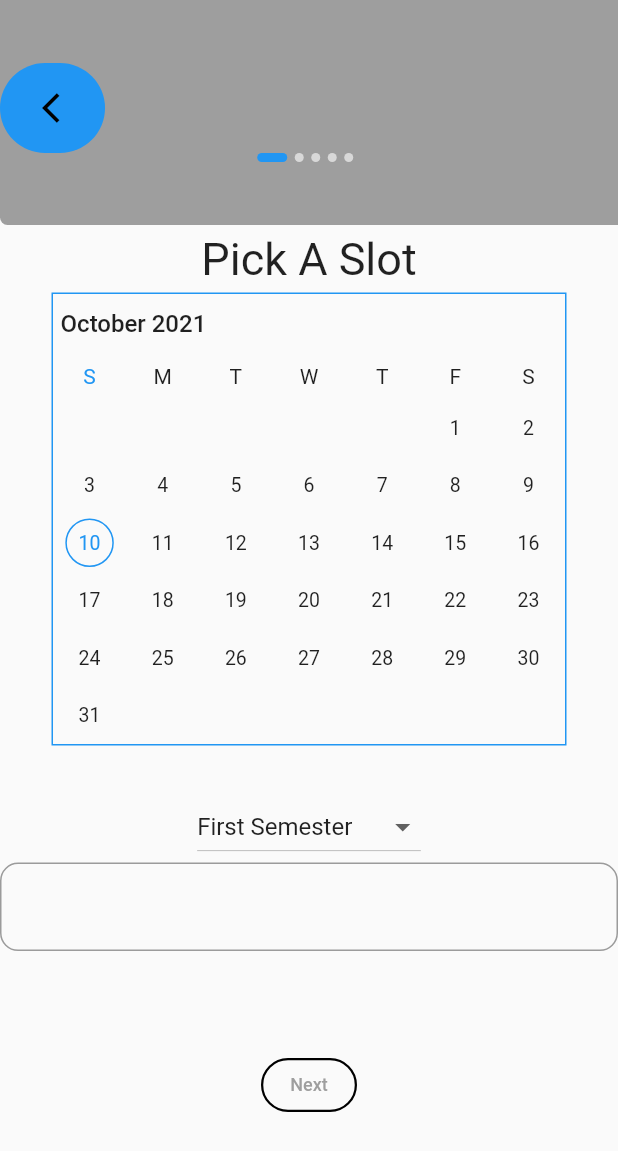
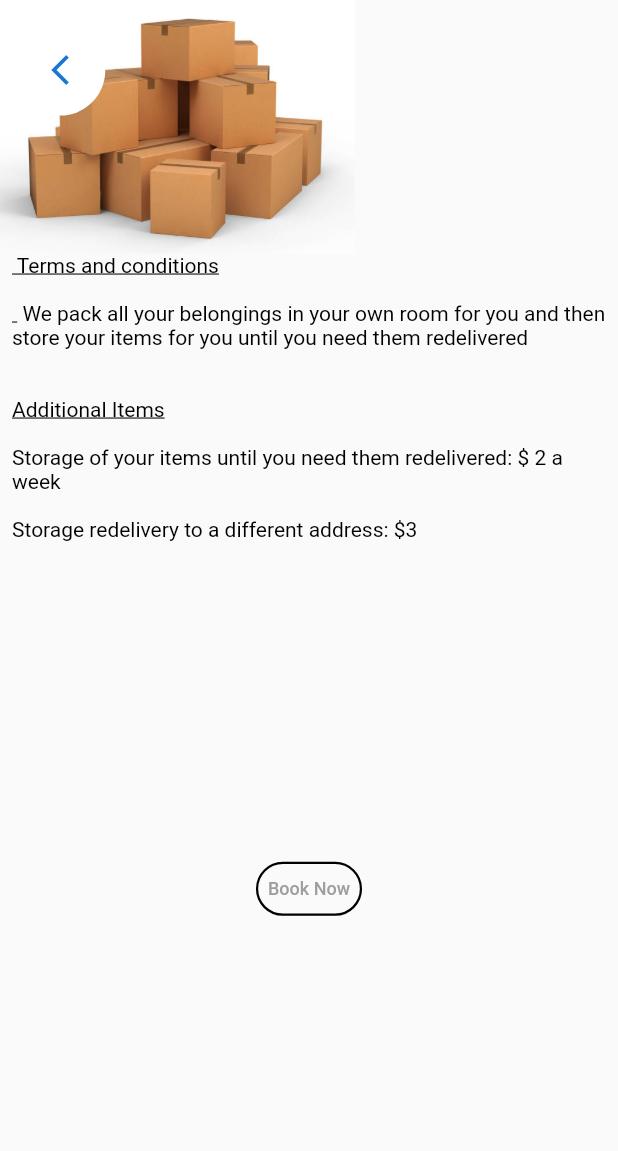
Before and after one commit to Android-Jester/E-Pack, a Flutter app: the HomeScreen screen opened by its route, after a tap on an icon or button, on a phone screen of 412 x 824 dp. Shown: the top 1151 px of the screen. Run offline on Flutter 3.47's test engine with Material 2 defaults, Android fonts, the phone set to English and light mode, and no system bars; drawn by our look-alikes of syncfusion_flutter_datepicker; our stand-ins replace appwrite, bloc, dartz, equatable, internet_connection_checker.

Commit message:
more update

```diff
--- a/lib/core/server/appwrite_server.dart
+++ b/lib/core/server/appwrite_server.dart
@@ -7,7 +7,9 @@ class AppWriteServer {
   userClient() {
     Client client = Client();
     return client
-        .setEndpoint('http://192.168.2.1:8080/v1') // Your Appwrite Endpoint
-        .setProject('60f4528babe86');
+        .setEndpoint(
+            'http://7bcd-102-176-94-18.ngrok.io/v1') // Your Appwrite Endpoint
+        .setProject('60f4528babe86')
+        .setSelfSigned(status: true);
   }
 }
--- a/lib/features/requestBuilder/presentation/config/config.dart
+++ b/lib/features/requestBuilder/presentation/config/config.dart
@@ -15,10 +15,4 @@ class Config {
 }
 
 double itemWidth(double input) => (input / 411.0) * Config.width!;
-double itemHeight(double input) => (input / 411.0) * Config.height!;
-
-// const kPrimaryColor
-// const kPrimaryDarkColor
-// const kAccentColor
-// const kAccentDarkColor
-// const kBackgroundColor
+double itemHeight(double input) => (input / 731.0) * Config.height!;
--- a/lib/features/requestBuilder/presentation/pages/home_screen.dart
+++ b/lib/features/requestBuilder/presentation/pages/home_screen.dart
@@ -2,6 +2,8 @@ import 'package:appwrite/appwrite.dart';
 import 'package:e_pack/core/server/appwrite_server.dart';
 import 'package:e_pack/features/requestBuilder/presentation/config/config.dart';
 import 'package:e_pack/features/requestBuilder/presentation/pages/page1/page_1.dart';
+import 'package:e_pack/features/requestBuilder/presentation/pages/page3.dart';
+import 'package:e_pack/features/requestBuilder/presentation/widgets/selection_button.dart';
 import 'package:flutter/material.dart';
 
 class HomeScreen extends StatelessWidget {
@@ -71,7 +73,7 @@ class HomeScreen extends StatelessWidget {
                           "we pick the very best location to store your very items",
                       text3: "all at an affordable pricing",
                       onPressed: () {
-                        Navigator.of(context).pushNamed(Page1.id);
+                        Navigator.of(context).pushNamed(TandC.id);
                       },
                     ),
                     SelectionButton(
@@ -142,48 +144,3 @@ class HomeScreen extends StatelessWidget {
     );
   }
 }
-
-class SelectionButton extends StatelessWidget {
-  final String? text1;
-  final String? text2;
-  final String? text3;
-  final onPressed;
-  const SelectionButton({
-    Key? key,
-    this.text1,
-    this.text2,
-    this.text3,
-    required this.onPressed,
-  }) : super(key: key);
-
-  @override
-  Widget build(BuildContext context) {
-    return Padding(
-      padding: EdgeInsets.all(itemHeight(10.0)),
-      child: OutlinedButton(
-        style: ButtonStyle(
-            backgroundColor:
-                MaterialStateColor.resolveWith((states) => Colors.blue),
-            shape: MaterialStateProperty.all(RoundedRectangleBorder(
-                borderRadius:
-                    BorderRadius.all(Radius.circular(itemWidth(20.0)))))),
-        onPressed: onPressed,
-        child: Container(
-          width: Config.width,
-          padding: EdgeInsets.symmetric(horizontal: itemWidth(30.0)),
-          child: Column(
-            children: [
-              RichText(
-                  textAlign: TextAlign.center,
-                  text: TextSpan(children: [
-                    TextSpan(text: "$text1 \n"),
-                    TextSpan(text: "$text2 \n"),
-                    TextSpan(text: " $text3 \n"),
-                  ]))
-            ],
-          ),
-        ),
-      ),
-    );
-  }
-}
--- a/lib/features/requestBuilder/presentation/pages/page1/components/body.dart
+++ b/lib/features/requestBuilder/presentation/pages/page1/components/body.dart
@@ -1,4 +1,5 @@
 import 'package:e_pack/features/requestBuilder/presentation/config/config.dart';
+import 'package:e_pack/features/requestBuilder/presentation/pages/page1/screen6.dart';
 import 'package:e_pack/features/requestBuilder/presentation/widgets/custom_button.dart';
 import 'package:e_pack/features/requestBuilder/presentation/widgets/page_header.dart';
 import 'package:e_pack/features/requestBuilder/presentation/widgets/radio_button.dart';
@@ -26,9 +27,10 @@ class _BodyState extends State<Body> {
   int selectedRadio = 0;
   String semesterPeriod = "First Semester";
   int currentPage = 0;
+  late List<Widget> pages;
 
   buttonRow() {
-    return (currentPage == 4)
+    return (currentPage == pages.length)
         ? PageButton(
             isForward: false,
             pageCount: currentPage,
@@ -74,7 +76,7 @@ class _BodyState extends State<Body> {
   @override
   Widget build(BuildContext context) {
     Config.init(context);
-    List<Widget> pages = [
+    pages = [
       Screen1(controller: _controller),
       const Screen2(),
       Screen3(
@@ -83,7 +85,8 @@ class _BodyState extends State<Body> {
         mediumBoxController: mediumBoxController,
       ),
       Screen4(),
-      Screen5()
+      Screen5(),
+      Screen6()
     ];
 
     return SafeArea(
--- a/lib/features/requestBuilder/presentation/pages/page1/screen1.dart
+++ b/lib/features/requestBuilder/presentation/pages/page1/screen1.dart
@@ -12,6 +12,7 @@ class Screen1 extends StatefulWidget {
 
 class _Screen1State extends State<Screen1> {
   String semesterPeriod = "First Semester";
+  final TextEditingController _timeTickerController = TextEditingController();
 
   @override
   Widget build(BuildContext context) {
@@ -35,7 +36,10 @@ class _Screen1State extends State<Screen1> {
               color: Colors.blue,
             )),
             width: Config.width! / 1.2,
-            child: SfDateRangePicker(),
+            child: SfDateRangePicker(
+              initialDisplayDate: DateTime.now(),
+              maxDate: DateTime(2021, 12, 15),
+            ),
           ),
           SizedBox(height: itemHeight(15.0)),
           Container(
@@ -57,15 +61,24 @@ class _Screen1State extends State<Screen1> {
                   });
                 }),
           ),
-          TextField(
-            readOnly: true,
-            decoration: InputDecoration(
-                border: OutlineInputBorder(
-              borderRadius: BorderRadius.circular(itemWidth(12.0)),
-            )),
+          SizedBox(
+            height: itemHeight(40.0),
+            child: Padding(
+              padding: EdgeInsets.symmetric(horizontal: itemWidth(20.0)),
+              child: TextField(
+                controller: _timeTickerController,
+                onChanged: (val) {
+                  _timeTickerController.text = "";
+                },
+                readOnly: true,
+                decoration: InputDecoration(
+                  hintText: "Please selecr a date to view Timeslot here",
+                    border: OutlineInputBorder(
+                  borderRadius: BorderRadius.circular(itemWidth(12.0)),
+                )),
+              ),
+            ),
           ),
-          SizedBox(height: itemHeight(15.0)),
-          //TODO: TimeStamp(Display the information on the number of days apart)
         ],
       ),
     );
--- a/lib/features/requestBuilder/presentation/pages/page3.dart
+++ b/lib/features/requestBuilder/presentation/pages/page3.dart
@@ -0,0 +1,76 @@
+import 'package:e_pack/features/requestBuilder/presentation/config/config.dart';
+import 'package:e_pack/features/requestBuilder/presentation/pages/page1/page_1.dart';
+import 'package:e_pack/features/requestBuilder/presentation/pages/page_2.dart';
+import 'package:e_pack/features/requestBuilder/presentation/widgets/custom_button.dart';
+import 'package:flutter/material.dart';
+
+class TandC extends StatelessWidget {
+  static String id = "TandC";
+  int price1 = 2;
+  int price2 = 3;
+  TandC({Key? key}) : super(key: key);
+
+  @override
+  Widget build(BuildContext context) {
+    Config.init(context);
+    return Scaffold(
+      body: Column(
+        children: [
+          Container(
+            child: Stack(
+              children: [
+                Image.asset("assets/images/box.jpg"),
+                Positioned(
+                  top: itemHeight(15.0),
+                  left: itemWidth(10.0),
+                  child: CircleAvatar(
+                      backgroundColor: Colors.white,
+                      radius: itemWidth(30.0),
+                      child: IconButton(
+                          onPressed: () => Navigator.pop(context),
+                          icon: const Icon(Icons.arrow_back_ios_new)),
+                    ),
+                ),
+              ],
+            ),
+            height: itemHeight(150.0),
+            width: double.infinity,
+          ),
+          Padding(
+            padding: EdgeInsets.symmetric(horizontal: itemWidth(8.0)),
+            child: RichText(
+              text: TextSpan(
+                style: TextStyle(color: Colors.black),
+                children: [
+                  const TextSpan(
+                      text: " Terms and conditions \n\n ",
+                      style: TextStyle(
+                        color: Colors.black,
+                        decoration: TextDecoration.underline,
+                      )),
+                  const TextSpan(
+                      text:
+                          " We pack all your belongings in your own room for you and then store your items for you until you need them redelivered \n ",
+                      style: TextStyle(color: Colors.black)),
+                  const TextSpan(
+                    text: "\n\nAdditional Items \n\n",
+                    style: TextStyle(decoration: TextDecoration.underline),
+                  ),
+                  TextSpan(
+                      text:
+                          "Storage of your items until you need them redelivered: \$ $price1 a week \n\n"),
+                  TextSpan(
+                      text:
+                          "Storage redelivery to a different address: \$$price2")
+                ],
+              ),
+            ),
+          ),
+          Spacer(),
+          CustomButton(text: "Book Now", onPressed: () => Navigator.pushNamed(context, Page1.id)),
+        Spacer(),
+        ],
+      ),
+    );
+  }
+}
--- a/lib/features/requestBuilder/presentation/widgets/page_header.dart
+++ b/lib/features/requestBuilder/presentation/widgets/page_header.dart
@@ -17,39 +17,31 @@ class PageHeader extends StatelessWidget {
   @override
   Widget build(BuildContext context) {
     return Container(
-      height: 150.0,
+      height: itemHeight(100.0),
       width: Config.width,
       decoration: const BoxDecoration(
-        color: Colors.grey,
+        image: DecorationImage(
+            image: AssetImage("assets/images/box.jpg"), fit: BoxFit.cover),
         borderRadius: BorderRadius.only(bottomLeft: Radius.circular(5.0)),
       ),
       child: Column(
-        mainAxisAlignment: MainAxisAlignment.center,
         crossAxisAlignment: CrossAxisAlignment.start,
         children: [
           Align(
-            alignment: Alignment.topLeft,
-            child: TextButton(
-              style: ButtonStyle(
-                  backgroundColor: MaterialStateProperty.all(Colors.blue),
-                  shape: MaterialStateProperty.all(const RoundedRectangleBorder(
-                      borderRadius: BorderRadius.all(Radius.circular(40.0))))),
-              onPressed: () => Navigator.pop(context),
-              child: Padding(
-                padding: EdgeInsets.symmetric(
-                        vertical: itemHeight(5.0), horizontal: itemWidth(10.0))
-                    .copyWith(left: 20.0),
-                child: const Icon(
-                  Icons.arrow_back_ios,
-                  color: Colors.black,
-                ),
-              ),
-            ),
+              alignment: Alignment.topLeft,
+              child: CircleAvatar(
+                backgroundColor: Colors.white,
+                radius: itemWidth(30.0),
+                child: IconButton(onPressed: () => Navigator.pop(context), icon: Icon(Icons.arrow_back_ios_new)),
+              ),),
+          Spacer(),
+          Padding(
+            padding: EdgeInsets.only(bottom: itemHeight(8.0)),
+            child: BuildDotsRow(
+                currentPage: currentPage,
+                index: currentPage,
+                length: pages.length),
           ),
-          BuildDotsRow(
-              currentPage: currentPage,
-              index: currentPage,
-              length: pages.length),
         ],
       ),
     );
--- /dev/null
+++ b/lib/features/requestBuilder/presentation/widgets/selection_button.dart
@@ -0,0 +1,47 @@
+import 'package:e_pack/features/requestBuilder/presentation/config/config.dart';
+import 'package:flutter/material.dart';
+
+class SelectionButton extends StatelessWidget {
+  final String? text1;
+  final String? text2;
+  final String? text3;
+  final void Function() onPressed;
+  const SelectionButton({
+    Key? key,
+    this.text1,
+    this.text2,
+    this.text3,
+    required this.onPressed,
+  }) : super(key: key);
+
+  @override
+  Widget build(BuildContext context) {
+    return Padding(
+      padding: EdgeInsets.all(itemHeight(10.0)),
+      child: OutlinedButton(
+        style: ButtonStyle(
+            backgroundColor:
+                MaterialStateColor.resolveWith((states) => Colors.blue),
+            shape: MaterialStateProperty.all(RoundedRectangleBorder(
+                borderRadius:
+                    BorderRadius.all(Radius.circular(itemWidth(20.0)))))),
+        onPressed: onPressed,
+        child: Container(
+          width: Config.width,
+          padding: EdgeInsets.symmetric(horizontal: itemWidth(30.0)),
+          child: Column(
+            children: [
+              RichText(
+                  textAlign: TextAlign.center,
+                  text: TextSpan(children: [
+                    TextSpan(text: "$text1 \n"),
+                    TextSpan(text: "$text2 \n"),
+                    TextSpan(text: " $text3 \n"),
+                  ]))
+            ],
+          ),
+        ),
+      ),
+    );
+  }
+}
--- a/pubspec.yaml
+++ b/pubspec.yaml
@@ -33,8 +33,7 @@ dev_dependencies:
 flutter:
   uses-material-design: true
   assets:
-    - assets/images/Rectangle 1.jpg
-    - assets/images/Rectangle_1.png
+    - assets/images/
   #   - images/a_dot_ham.jpeg
   # An image asset can refer to one or more resolution-specific "variants", see
   # https://flutter.dev/assets-and-images/#resolution-aware.
```
Also changed, not shown: lib/features/SignUp/presentation/pages/login_screen.dart (added, +84 -0 lines), lib/features/requestBuilder/presentation/config/colors.dart (+11 -0 lines), lib/main.dart (+6 -2 lines), assets/images/box.jpg (added), 1 other file.
